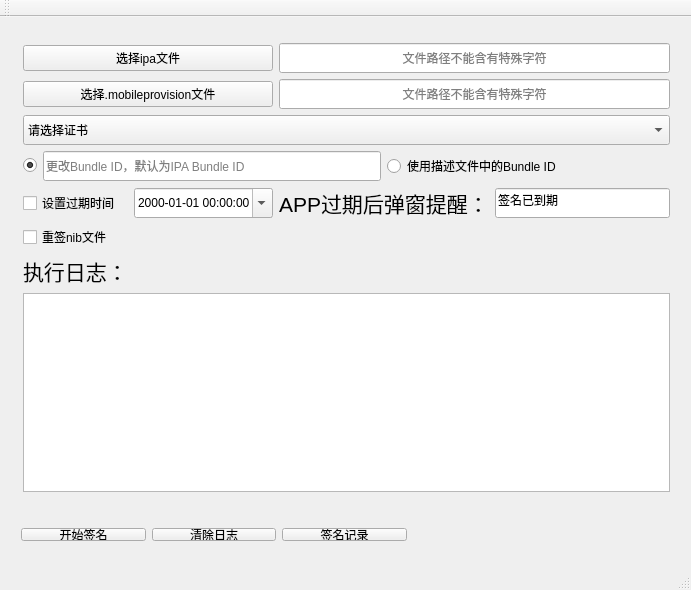
The window that mainwindow.ui (XuYang8026/BSign) describes before a commit, drawn with Qt 5.
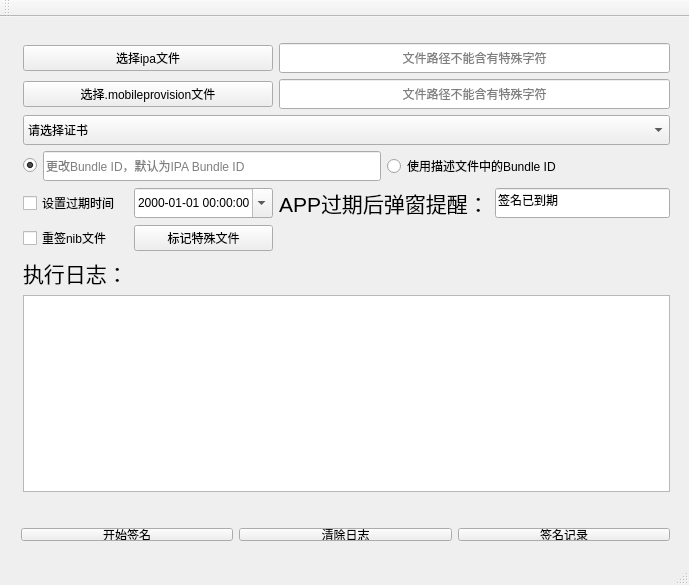
The same window after the commit.

Commit message: 优化选择ipa文件和开始签名 分别解压ipa文件操作

Patch:
```diff
--- a/mainwindow.ui
+++ b/mainwindow.ui
@@ -6,8 +6,8 @@
    <rect>
     <x>0</x>
     <y>0</y>
-    <width>691</width>
-    <height>590</height>
+    <width>689</width>
+    <height>585</height>
    </rect>
   </property>
   <property name="windowTitle">
@@ -213,6 +213,13 @@
        </property>
       </widget>
      </item>
+     <item row="5" column="2">
+      <widget class="QPushButton" name="special_file_sign">
+       <property name="text">
+        <string>标记特殊文件</string>
+       </property>
+      </widget>
+     </item>
     </layout>
    </widget>
    <widget class="QWidget" name="layoutWidget">
@@ -220,7 +227,7 @@
      <rect>
       <x>10</x>
       <y>500</y>
-      <width>408</width>
+      <width>671</width>
       <height>35</height>
      </rect>
     </property>
@@ -234,6 +241,9 @@
      </item>
      <item>
       <widget class="QPushButton" name="clearLog">
+       <property name="enabled">
+        <bool>true</bool>
+       </property>
        <property name="text">
         <string>清除日志</string>
        </property>
```
Left out of the diff: 2 changed lines with no effect on the pictures. The commit also changes 8 other files.
